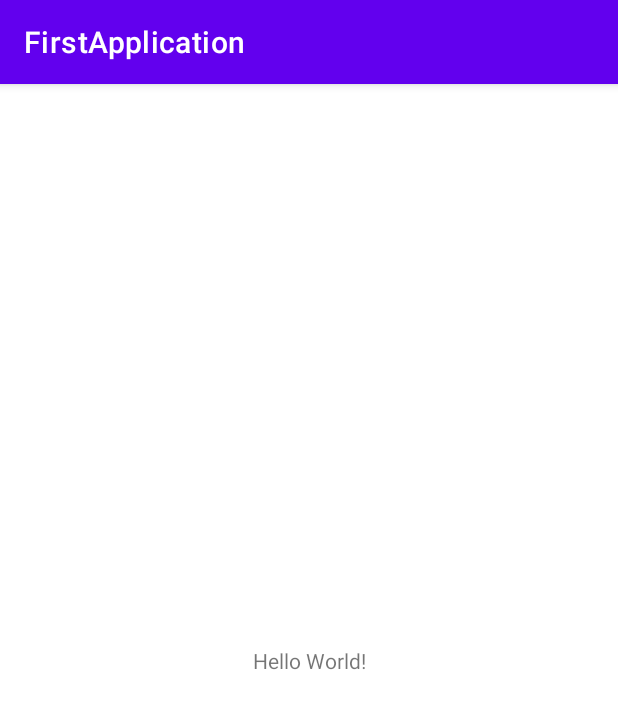
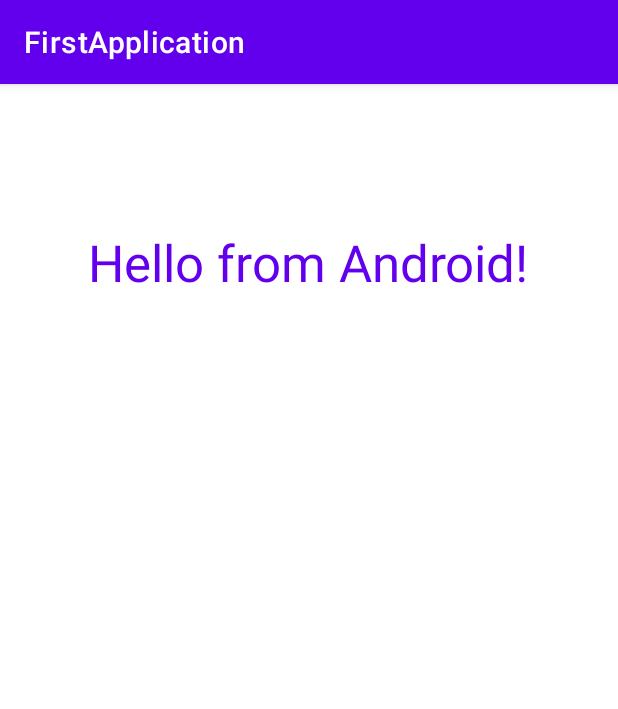
Before and after one commit to CavadJava/AndroidProjects, an Android app: the screen it shows after launch (MainActivity), on a phone screen of 412 x 824 dp. Shown: the top 709 px of the screen. Run offline under Robolectric (Android 15) with nearby library versions, the phone set to English and light mode, and no system bars.

Commit message:
size of text view increased and color changed to purple

```diff
--- a/FirstApplication/app/src/main/res/layout/activity_main.xml
+++ b/FirstApplication/app/src/main/res/layout/activity_main.xml
@@ -7,12 +7,17 @@
     tools:context=".MainActivity">
 
     <TextView
+        android:id="@+id/tvHello"
         android:layout_width="wrap_content"
         android:layout_height="wrap_content"
-        android:text="Hello World!"
+        android:text="Hello from Android!"
+        android:textColor="@color/purple_500"
+        android:textSize="34sp"
         app:layout_constraintBottom_toBottomOf="parent"
         app:layout_constraintEnd_toEndOf="parent"
+        app:layout_constraintHorizontal_bias="0.498"
         app:layout_constraintStart_toStartOf="parent"
-        app:layout_constraintTop_toTopOf="parent" />
+        app:layout_constraintTop_toTopOf="parent"
+        app:layout_constraintVertical_bias="0.133" />
 
 </androidx.constraintlayout.widget.ConstraintLayout>
```
